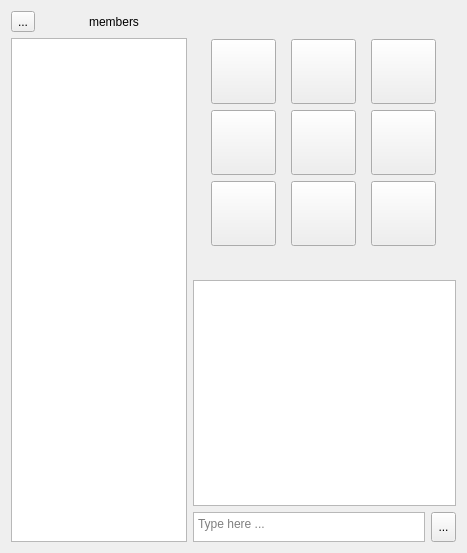
First picture: the form in clientgamepage.ui, repository xmojtabw/tic-tac-toe, before the edit.
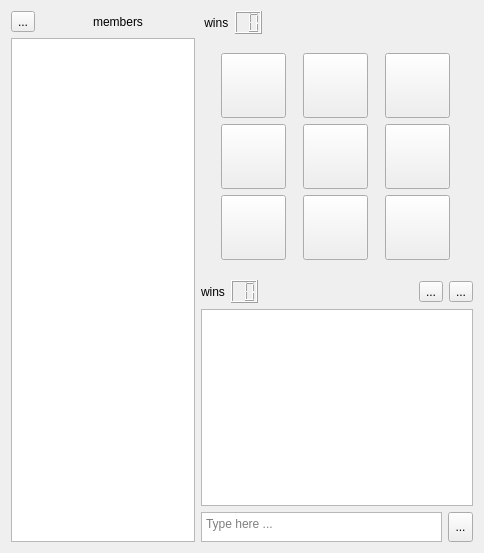
Second picture: the form after the edit. Icons and pictures are not drawn.

```diff
--- a/clientgamepage.ui
+++ b/clientgamepage.ui
@@ -6,7 +6,7 @@
    <rect>
     <x>0</x>
     <y>0</y>
-    <width>467</width>
+    <width>484</width>
     <height>553</height>
    </rect>
   </property>
@@ -74,6 +74,43 @@
        </item>
        <item>
         <layout class="QVBoxLayout" name="verticalLayout">
+         <item>
+          <layout class="QHBoxLayout" name="horizontalLayout_6">
+           <item>
+            <widget class="QLabel" name="opponentname">
+             <property name="text">
+              <string> wins</string>
+             </property>
+            </widget>
+           </item>
+           <item>
+            <widget class="QLCDNumber" name="opWinsLcd">
+             <property name="maximumSize">
+              <size>
+               <width>27</width>
+               <height>16777215</height>
+              </size>
+             </property>
+             <property name="digitCount">
+              <number>2</number>
+             </property>
+            </widget>
+           </item>
+           <item>
+            <spacer name="horizontalSpacer">
+             <property name="orientation">
+              <enum>Qt::Horizontal</enum>
+             </property>
+             <property name="sizeHint" stdset="0">
+              <size>
+               <width>60</width>
+               <height>20</height>
+              </size>
+             </property>
+            </spacer>
+           </item>
+          </layout>
+         </item>
          <item>
           <layout class="QVBoxLayout" name="verticalLayout_8">
            <item>
@@ -373,6 +410,65 @@
            </item>
           </layout>
          </item>
+         <item>
+          <layout class="QHBoxLayout" name="horizontalLayout">
+           <item>
+            <widget class="QLabel" name="yournameLabel">
+             <property name="text">
+              <string>wins</string>
+             </property>
+            </widget>
+           </item>
+           <item>
+            <widget class="QLCDNumber" name="yourWinsLcd">
+             <property name="maximumSize">
+              <size>
+               <width>27</width>
+               <height>16777215</height>
+              </size>
+             </property>
+             <property name="digitCount">
+              <number>2</number>
+             </property>
+            </widget>
+           </item>
+           <item>
+            <spacer name="horizontalSpacer_2">
+             <property name="orientation">
+              <enum>Qt::Horizontal</enum>
+             </property>
+             <property name="sizeHint" stdset="0">
+              <size>
+               <width>40</width>
+               <height>20</height>
+              </size>
+             </property>
+            </spacer>
+           </item>
+           <item>
+            <widget class="QToolButton" name="rematchButton">
+             <property name="text">
+              <string>...</string>
+             </property>
+             <property name="icon">
+              <iconset resource="qtresource.qrc">
+               <normaloff>:/icons/refresh.png</normaloff>:/icons/refresh.png</iconset>
+             </property>
+            </widget>
+           </item>
+           <item>
+            <widget class="QToolButton" name="resignButton">
+             <property name="text">
+              <string>...</string>
+             </property>
+             <property name="icon">
+              <iconset resource="qtresource.qrc">
+               <normaloff>:/icons/white.png</normaloff>:/icons/white.png</iconset>
+             </property>
+            </widget>
+           </item>
+          </layout>
+         </item>
          <item>
           <layout class="QVBoxLayout" name="verticalLayout_4">
            <item>
```
Left out of the diff: 2 changed lines with no effect on the pictures.
